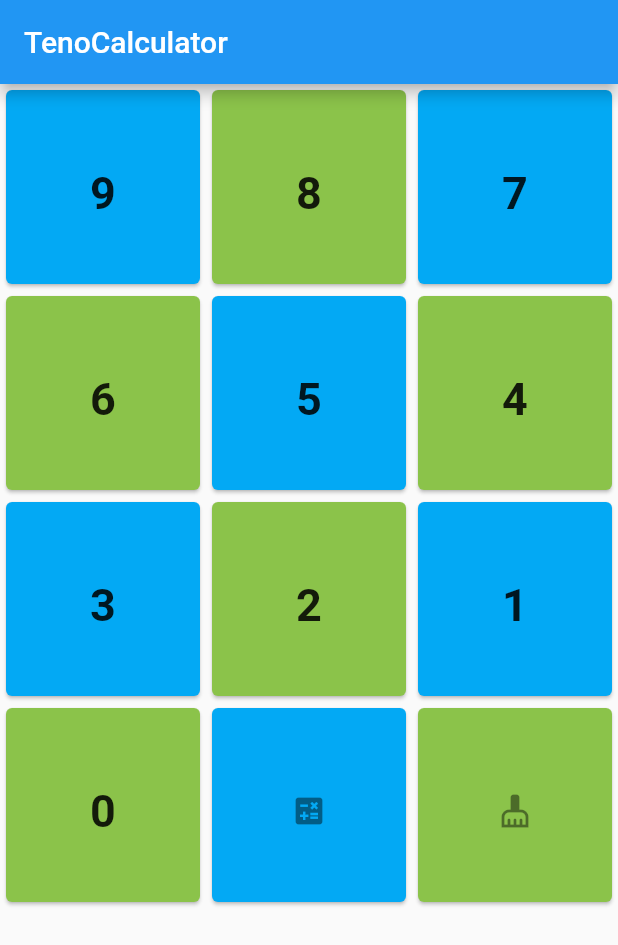
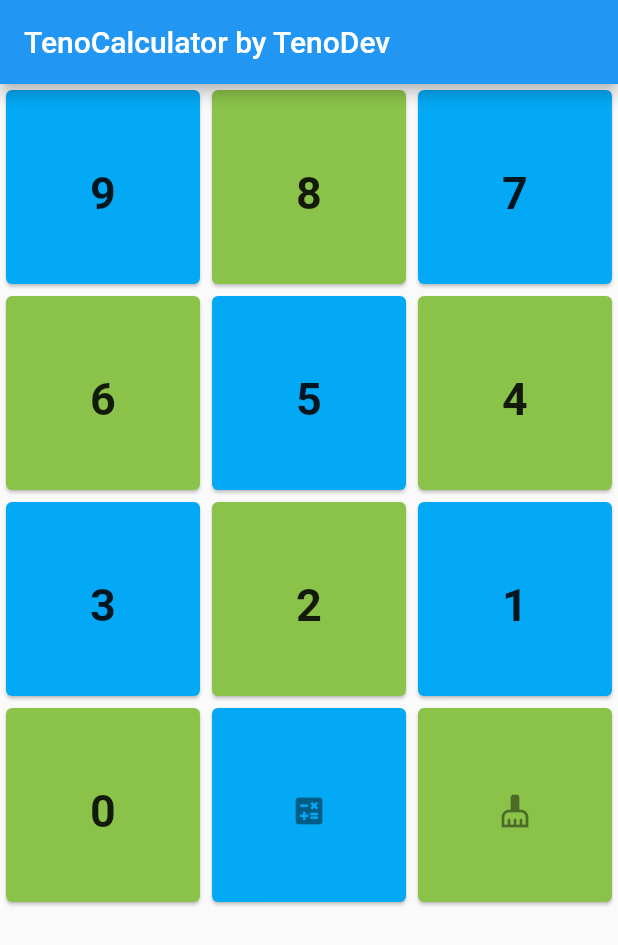
Before and after one commit to aotenorio/ejemplo007, a Flutter app: the screen it shows after launch, on a phone screen of 412 x 824 dp. Shown: the top 945 px of the screen. Run offline on Flutter 3.47's test engine with Material 2 defaults, Android fonts, the phone set to English and light mode, and no system bars.

Commit message:
Se cambia el mensaje del main

```diff
--- a/flutter_application_1/lib/main.dart
+++ b/flutter_application_1/lib/main.dart
@@ -14,7 +14,7 @@ class MyApp extends StatelessWidget {
       theme: ThemeData(
         primarySwatch: Colors.blue,
       ),
-      home: const MyHomePage(title: 'TenoCalculator'),
+      home: const MyHomePage(title: 'TenoCalculator by TenoDev'),
     );
   }
 }
```
